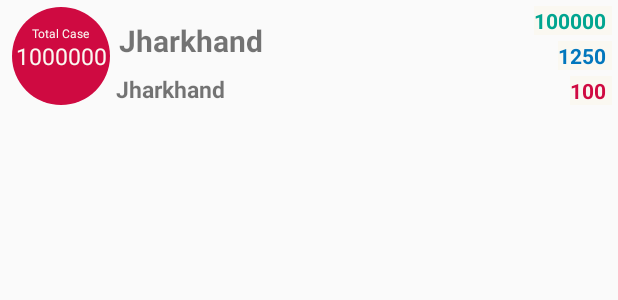
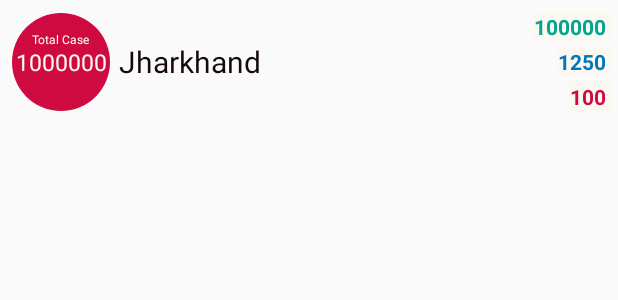
Before and after one commit to ag597482/Covid19, an Android app: the layout list_item.xml on its own in the app's theme, with its tools: preview values and no code run, on a phone screen of 412 x 824 dp. Shown: the top 300 px of the screen. Run offline under Robolectric (Android 15) with nearby library versions, the phone set to English and light mode, and no system bars.

Commit message:
added graph and some ui changes

```diff
--- a/app/src/main/java/com/example/android/covid19/Utils.java
+++ b/app/src/main/java/com/example/android/covid19/Utils.java
@@ -141,6 +141,9 @@ public final class Utils {
 
     private static ArrayList<info_card> extractFeatureFromJson(String earthquakeJSON) {
         // If the JSON string is empty or null, then return early.
+
+        india_info.clear();
+        state_district_info.clear();
 
         ArrayList<info_card> location_card_info = india_info_api(earthquakeJSON);
         return location_card_info;
--- a/app/src/main/res/layout/list_item.xml
+++ b/app/src/main/res/layout/list_item.xml
@@ -15,6 +15,8 @@
         android:layout_height="65dp"
         android:layout_marginStart="4dp"
         android:layout_marginLeft="4dp"
+        android:layout_marginTop="4dp"
+        android:layout_marginBottom="4dp"
         android:background="@drawable/rounded_textview"
         android:gravity="center"
         android:text="1000000"
@@ -30,10 +32,10 @@
         android:layout_height="wrap_content"
         android:layout_marginStart="6dp"
         android:layout_marginLeft="6dp"
-        android:layout_marginBottom="20dp"
         android:text="Jharkhand"
+        android:textColor="#150909"
         android:textSize="20sp"
-        android:textStyle="bold"
+        android:textStyle="normal"
         app:layout_constraintBottom_toBottomOf="@+id/location_total_cases"
         app:layout_constraintStart_toEndOf="@+id/location_total_cases"
         app:layout_constraintTop_toTopOf="@+id/location_total_cases" />
@@ -44,10 +46,11 @@
         android:layout_height="wrap_content"
         android:layout_marginStart="4dp"
         android:layout_marginLeft="4dp"
-        android:layout_marginTop="8dp"
+        android:layout_marginTop="4dp"
         android:text="Jharkhand"
         android:textSize="15sp"
         android:textStyle="bold"
+        android:visibility="gone"
         app:layout_constraintStart_toEndOf="@+id/location_total_cases"
         app:layout_constraintTop_toBottomOf="@+id/location_name" />
 
@@ -55,6 +58,7 @@
         android:id="@+id/location_recovery"
         android:layout_width="wrap_content"
         android:layout_height="wrap_content"
+        android:layout_marginTop="4dp"
         android:background="@color/background"
         android:paddingRight="4dp"
         android:text="100000"
@@ -81,11 +85,13 @@
         android:layout_width="wrap_content"
         android:layout_height="wrap_content"
         android:layout_marginTop="4dp"
+        android:layout_marginBottom="4dp"
         android:background="@color/background"
         android:paddingRight="4dp"
         android:text="100"
         android:textColor="@color/death"
         android:textStyle="bold"
+        app:layout_constraintBottom_toBottomOf="parent"
         app:layout_constraintEnd_toEndOf="@+id/location_active"
         app:layout_constraintTop_toBottomOf="@+id/location_active" />
 
```
Also changed, not shown: app/src/main/res/layout/activity_main.xml (+7 -7 lines).
